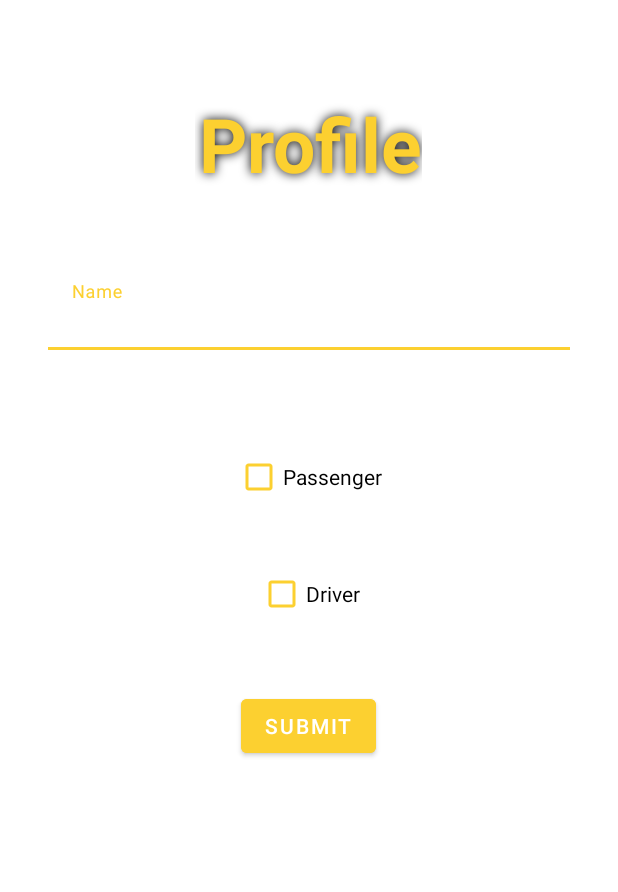
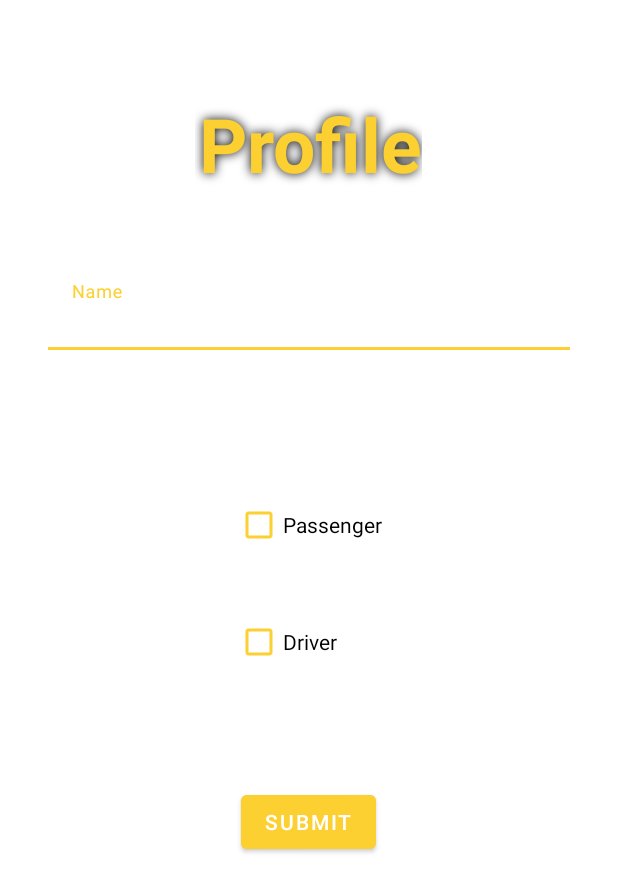
Before and after one commit to ramtzemah/getAcab, an Android app: the screen it shows after launch (ProfileActivity), on a phone screen of 412 x 824 dp. Shown: the top 892 px of the screen. Run offline under Robolectric (Android 15) with nearby library versions, the phone set to English and light mode, and no system bars; our stand-ins replace Firebase (no records; nobody signed in at launch, a user with empty details on screens opened directly).

Commit message:
UPDATE 23/01/22

```diff
--- a/app/src/main/java/com/example/getacab/Fragment_Map.java
+++ b/app/src/main/java/com/example/getacab/Fragment_Map.java
@@ -105,7 +105,11 @@ public class Fragment_Map extends Fragment {
             markerOptionscabs.add(new MarkerOptions());
             markerOptionscabs.get(i).position(latLng);
             markerOptionscabs.get(i).title(cabs.get(i).getName());
-            markerOptionscabs.get(i).icon(BitmapDescriptorFactory.fromResource(R.drawable.cab));
+            if (cabs.get(i).isAvailable() == true) {
+                markerOptionscabs.get(i).icon(BitmapDescriptorFactory.fromResource(R.drawable.cab));
+            }else{
+                markerOptionscabs.get(i).icon(BitmapDescriptorFactory.fromResource(R.drawable.catch_taxi));
+            }
             mMap.addMarker(markerOptionscabs.get(i));
 //            mMap.animateCamera(CameraUpdateFactory.newLatLngZoom(
 //                    latLng,10
--- a/app/src/main/java/com/example/getacab/MSPV.java
+++ b/app/src/main/java/com/example/getacab/MSPV.java
@@ -5,8 +5,8 @@ import android.content.SharedPreferences;
 
 public class MSPV {
 
-    private final String SP_FILE = "SP_FILE2";
-
+    private final String SP_FILE = "SP_FILE1";
+    //2 is driver 1 is pass
 
 
     private static MSPV me;
--- a/app/src/main/res/layout/activity_profile.xml
+++ b/app/src/main/res/layout/activity_profile.xml
@@ -45,13 +45,19 @@
 
         </com.google.android.material.textfield.TextInputLayout>
 
+        <androidx.appcompat.widget.LinearLayoutCompat
+            android:layout_width="wrap_content"
+            android:layout_height="wrap_content"
+            android:layout_gravity="center"
+            android:orientation="vertical"
+            android:padding="32dp">
+
             <CheckBox
                 android:id="@+id/passenger"
                 android:layout_width="wrap_content"
                 android:layout_height="wrap_content"
                 android:layout_below="@id/form_EDT_name"
-            android:layout_centerInParent="true"
-            android:layout_gravity="center"
+
                 android:layout_marginTop="40dp"
                 android:buttonTint="@color/yellow"
                 android:text="Passenger" />
@@ -62,11 +68,12 @@
                 android:layout_height="wrap_content"
                 android:layout_below="@id/passenger"
                 android:layout_alignStart="@id/passenger"
-            android:layout_centerInParent="true"
-            android:layout_gravity="center"
+
                 android:layout_marginTop="30dp"
                 android:buttonTint="@color/yellow"
                 android:text="Driver" />
+
+        </androidx.appcompat.widget.LinearLayoutCompat>
 
         <com.google.android.material.button.MaterialButton
             android:id="@+id/form_BTN_submit"
```
Also changed, not shown: app/src/main/java/com/example/getacab/Passenger.java (+12 -2 lines), app/src/main/java/com/example/getacab/ThePick.java (+32 -8 lines), app/src/main/res/drawable/catch_taxi.png (added). Lines whose indentation alone changed are shown as unchanged.
